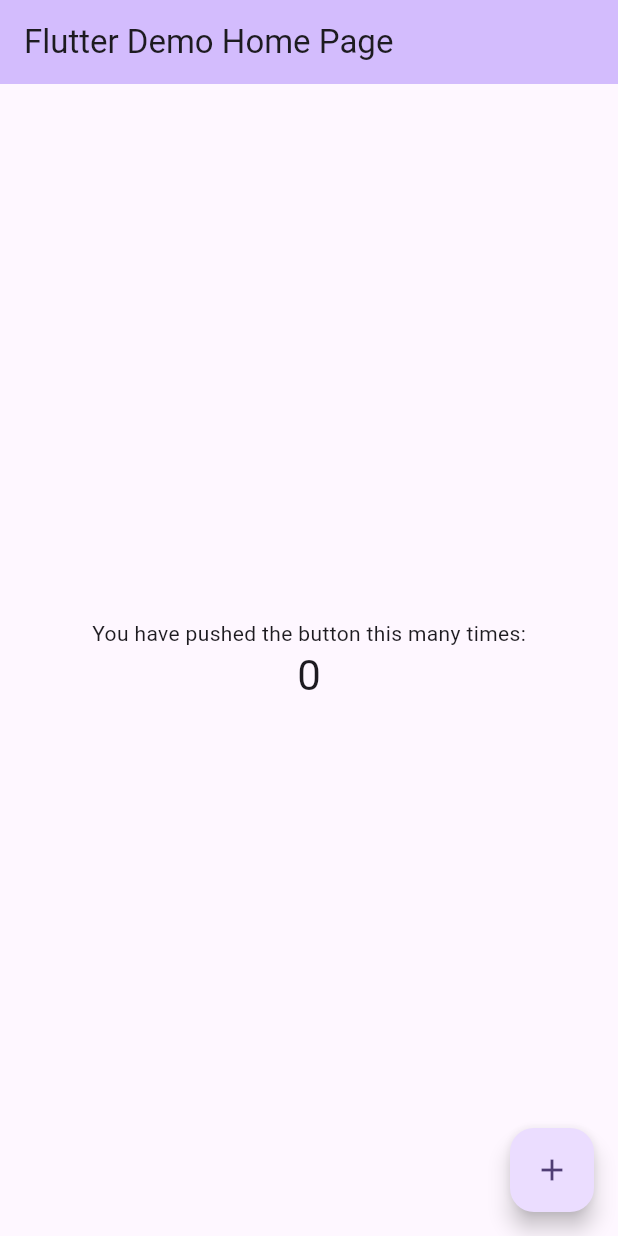
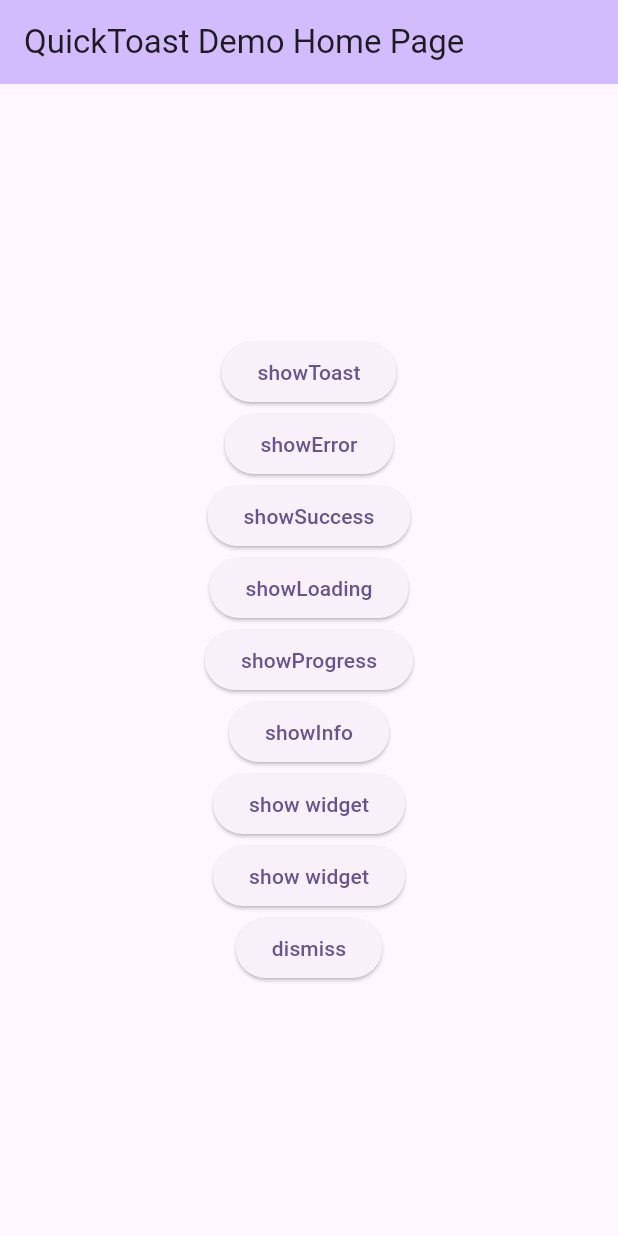
Before and after one commit to srcker/flutter_quick_toast, a Flutter app: the screen it shows after launch, on a phone screen of 412 x 824 dp. Run offline on Flutter 3.47's test engine with Material 3 defaults, Android fonts, the phone set to English and light mode, and no system bars.

Commit message:
更新部分 update

```diff
--- a/example/lib/main.dart
+++ b/example/lib/main.dart
@@ -1,4 +1,5 @@
 import 'package:flutter/material.dart';
+import 'package:quick_toast/quick_toast.dart';
 
 void main() {
   runApp(const MyApp());
@@ -31,7 +32,8 @@ class MyApp extends StatelessWidget {
         colorScheme: ColorScheme.fromSeed(seedColor: Colors.deepPurple),
         useMaterial3: true,
       ),
-      home: const MyHomePage(title: 'Flutter Demo Home Page'),
+      home: const MyHomePage(title: 'QuickToast Demo Home Page'),
+      builder: QuickToast.init(),
     );
   }
 }
@@ -55,18 +57,7 @@ class MyHomePage extends StatefulWidget {
 }
 
 class _MyHomePageState extends State<MyHomePage> {
-  int _counter = 0;
 
-  void _incrementCounter() {
-    setState(() {
-      // This call to setState tells the Flutter framework that something has
-      // changed in this State, which causes it to rerun the build method below
-      // so that the display can reflect the updated values. If we changed
-      // _counter without calling setState(), then the build method would not be
-      // called again, and so nothing would appear to happen.
-      _counter++;
-    });
-  }
 
   @override
   Widget build(BuildContext context) {
@@ -90,36 +81,84 @@ class _MyHomePageState extends State<MyHomePage> {
         // Center is a layout widget. It takes a single child and positions it
         // in the middle of the parent.
         child: Column(
-          // Column is also a layout widget. It takes a list of children and
-          // arranges them vertically. By default, it sizes itself to fit its
-          // children horizontally, and tries to be as tall as its parent.
-          //
-          // Column has various properties to control how it sizes itself and
-          // how it positions its children. Here we use mainAxisAlignment to
-          // center the children vertically; the main axis here is the vertical
-          // axis because Columns are vertical (the cross axis would be
-          // horizontal).
-          //
-          // TRY THIS: Invoke "debug painting" (choose the "Toggle Debug Paint"
-          // action in the IDE, or press "p" in the console), to see the
-          // wireframe for each widget.
           mainAxisAlignment: MainAxisAlignment.center,
           children: <Widget>[
-            const Text(
-              'You have pushed the button this many times:',
+
+            ElevatedButton(
+              onPressed: () => QuickToast.showToast("Hello, world!"),
+              child: const Text("showToast"),
             ),
-            Text(
-              '$_counter',
-              style: Theme.of(context).textTheme.headlineMedium,
+
+            ElevatedButton(
+              onPressed: () => QuickToast.showError("Hello, world!"),
+              child: const Text("showError"),
             ),
+
+            ElevatedButton(
+              onPressed: () => QuickToast.showSuccess("Hello, world!"),
+              child: const Text("showSuccess"),
+            ),
+
+            ElevatedButton(
+              onPressed: () {
+                QuickToast.showLoading(status: "Loading...");
+                Future.delayed(const Duration(seconds: 2)).then((value) {
+                  QuickToast.dismiss();
+                });
+              },
+              child: const Text("showLoading"),
+            ),
+
+            ElevatedButton(
+              onPressed: () async {
+                  const durations = [0.1, 0.2, 0.3, 0.4, 0.5, 0.6, 0.7, 0.8, 0.9, 0.95];
+                  QuickToast.showProgress(durations.first, status: "Uploading...");
+
+                  for (int i = 1; i < durations.length; i++) {
+                      await Future.delayed(const Duration(milliseconds: 500));
+                      QuickToast.showProgress(durations[i], status: "Uploading...");
+                  }
+
+                  await Future.delayed(const Duration(milliseconds: 800));
+                  QuickToast.dismiss();
+              },
+              child: const Text("showProgress"),
+            ),
+
+
+            ElevatedButton(
+              onPressed: () => QuickToast.showInfo("Hello, world!"),
+              child: const Text("showInfo"),
+            ),
+
+            ElevatedButton(
+              onPressed: () => QuickToast.show(status: "Danger!!!!", widget: const Icon(Icons.report_problem, color: Colors.amber, size: 40,)),
+              child: const Text("show widget"),
+            ),
+
+            ElevatedButton(
+              onPressed: () => QuickToast.showWidget(
+                  widget: Column(
+                    mainAxisAlignment: MainAxisAlignment.start,
+                    children: [
+                      Container(
+                        height: 200,
+                        color: Colors.red,
+                      )
+                    ],
+                  )
+                ),
+              child: const Text("show widget"),
+            ),
+
+            ElevatedButton(
+              onPressed: () => QuickToast.dismiss(),
+              child: const Text("dismiss"),
+            ),
+
           ],
         ),
-      ),
-      floatingActionButton: FloatingActionButton(
-        onPressed: _incrementCounter,
-        tooltip: 'Increment',
-        child: const Icon(Icons.add),
-      ), // This trailing comma makes auto-formatting nicer for build methods.
+      ),// This trailing comma makes auto-formatting nicer for build methods.
     );
   }
 }
--- a/example/pubspec.yaml
+++ b/example/pubspec.yaml
@@ -35,6 +35,8 @@ dependencies:
   # The following adds the Cupertino Icons font to your application.
   # Use with the CupertinoIcons class for iOS style icons.
   cupertino_icons: ^1.0.8
+  quick_toast:
+    path: ../
 
 dev_dependencies:
   flutter_test:
--- a/pubspec.yaml
+++ b/pubspec.yaml
@@ -1,10 +1,10 @@
 name: quick_toast
 description: A clean and lightweight loading/toast widget for Flutter, Easy to use without context, Support iOS、Android
-version: 1.0.3
+version: 1.1.0
 homepage: "https://github.com/srcker/flutter_quick_toast"
 
 environment:
-  sdk: ^3.5.4
+  sdk: ^3.2.0
   flutter: ">=1.17.0"
 
 dependencies:
```
Also changed, not shown: example/pubspec.lock, 2 other files.
